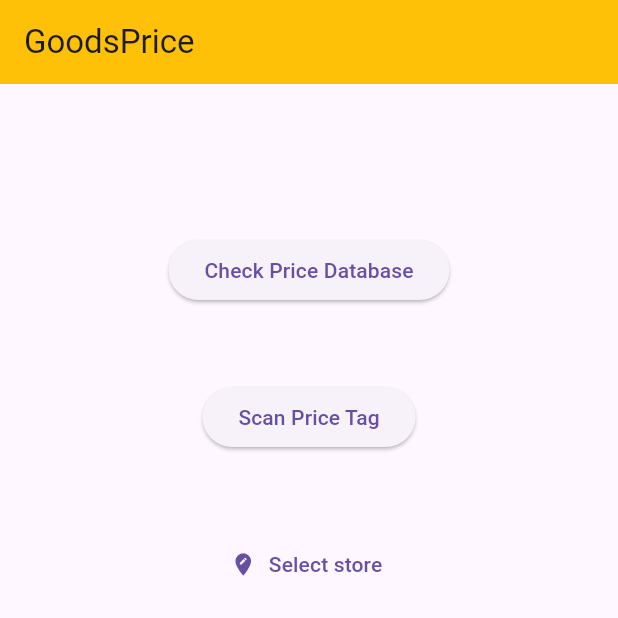
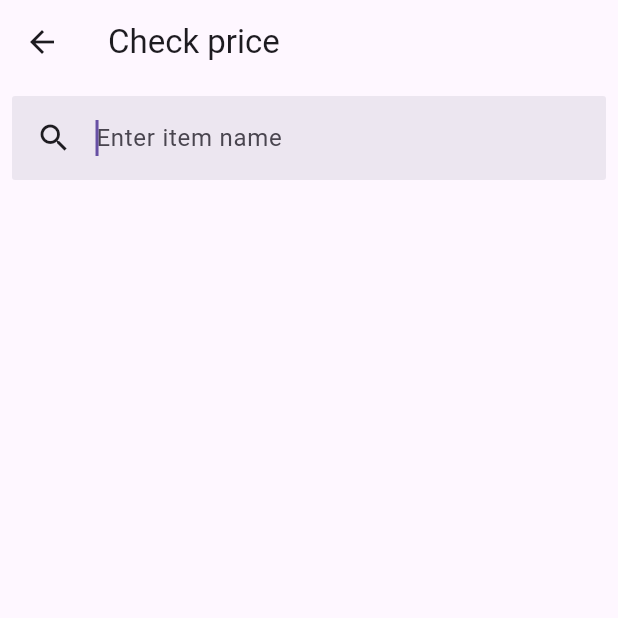
Before and after one commit to hkyee/Goodsprice, a Flutter app: the screen it shows after launch, after a tap on "Check Price Database", on a phone screen of 412 x 824 dp, the top half of it. Run offline on Flutter 3.47's test engine with Material 3 defaults, Android fonts, the phone set to English and light mode, and no system bars; our stand-ins replace camera, image_picker, sqflite; missing offline and left inert: dart:ffi, google_mlkit_text_recognition, opencv_dart; accounts and stored records are empty.

Commit message:
Working 10 April 2025

```diff
--- /dev/null
+++ b/lib/constants/stores.dart
@@ -0,0 +1,7 @@
+final Map<String, String> Stores = {
+  '7 Eleven': '7eleven.png',
+  'NSK Trade City': 'NSK.jpg',
+  'KK Mart': 'KK_Mart.png',
+  '99 Speedmart': '99SM.png',
+  'Supervalue': 'supervalue.jpg'
+};
--- a/lib/main.dart
+++ b/lib/main.dart
@@ -3,8 +3,9 @@ import 'package:goodsprice/pages/scanResult.dart';
 import 'package:goodsprice/pages/home.dart';
 import 'package:goodsprice/pages/storeSelector.dart';
 import 'package:goodsprice/pages/livescan.dart';
-
+import 'package:goodsprice/services/databaseHelper.dart';
 import 'package:camera/camera.dart';
+import 'package:goodsprice/pages/checkPrice.dart';
 
 Future<void> main() async {
   // Ensure that plugin services are initialized so that `availableCameras()`
@@ -13,6 +14,9 @@ Future<void> main() async {
 
   // Obtain a list of the available cameras on the device.
   final cameras = await availableCameras();
+
+  // Initialize the database
+  await DatabaseHelper.instance.database; // this will initialize the db
 
   // Get a specific camera from the list of available cameras.
   final firstCamera = cameras.first;
@@ -33,6 +37,7 @@ class MyApp extends StatelessWidget {
         '/camera': (BuildContext context) => cameraScreen(camera: firstCamera),
         '/storeSelector': (BuildContext context) => storeSelector(),
         '/result': (BuildContext context) => scanResult(),
+        '/checkPrice': (BuildContext context) => checkPrice(),
       },
     );
   }
--- a/lib/models/7eleven.dart
+++ b/lib/models/7eleven.dart
@@ -184,7 +184,8 @@ String extractItemName(List<String> texts, List<TextBlock> textBlocks,
   String itemName =
       potentialItemNames.map((block) => block.text.trim()).join(' ');
 
-  String filteredItemName = itemName.replaceAll(RegExp(r'^\d+-\s*'), '');
+  String filteredItemName =
+      itemName.replaceAll(RegExp(r'^\d+-\s*'), '').replaceAll('\n', ' ');
   debugPrint("item name = ${filteredItemName}");
 
   return filteredItemName;
--- /dev/null
+++ b/lib/pages/checkPrice.dart
@@ -0,0 +1,136 @@
+import 'package:flutter/material.dart';
+import 'package:goodsprice/services/databaseHelper.dart';
+import 'package:sqflite/sqflite.dart';
+import 'package:path/path.dart';
+import 'package:goodsprice/constants/stores.dart';
+
+class checkPrice extends StatefulWidget {
+  const checkPrice({super.key});
+
+  @override
+  State<checkPrice> createState() => _checkPriceState();
+}
+
+class _checkPriceState extends State<checkPrice> {
+  List<Map<String, dynamic>>? _results;
+
+  // Function to obtain the item names and stores
+  Future<List<Map<String, dynamic>>> suggestionBuilder(String input) async {
+    final db = await DatabaseHelper.instance.database;
+    return await db.rawQuery('''
+        SELECT
+            item_name
+        FROM ItemNames
+        WHERE item_name LIKE ?
+      ''', ['%$input%']);
+  }
+
+  // FUnction to query the database of the item name, return a list of stores and price
+  Future<List<Map<String, dynamic>>> queryPriceData(String item_name) async {
+    final db = await DatabaseHelper.instance.database;
+    return await db.rawQuery('''
+        SELECT
+            StoreNames.store_name,
+            Price.price
+        FROM Price
+        JOIN StoreNames ON StoreNames.store_id = Price.store_id
+        JOIN ItemNames ON ItemNames.item_id = Price.item_id
+        WHERE ItemNames.item_name LIKE ?
+      ''', ['%$item_name%']);
+  }
+
+  @override
+  Widget build(BuildContext context) {
+    return Scaffold(
+      appBar: AppBar(
+        title: Text("Check price"),
+      ),
+      body: Padding(
+        padding: const EdgeInsets.all(8.0),
+        child: Column(
+          children: [
+            SearchAnchor(
+              viewBackgroundColor: Colors.grey[200],
+              builder: (BuildContext context, SearchController controller) {
+                return SearchBar(
+                  controller: controller,
+                  padding: const WidgetStatePropertyAll<EdgeInsets>(
+                    EdgeInsets.symmetric(horizontal: 16.0),
+                  ),
+                  // When user taps on the search bar
+                  onTap: () {
+                    controller.openView();
+                  },
+                  // For showing and hiding suggestions
+                  onTapOutside: (_) {
+                    FocusScope.of(context).unfocus(); // Exit typing mode
+                  },
+
+                  // Called everytime when the text in the Search Bar changes
+                  onChanged: (_) {
+                    controller.openView();
+                  },
+                  // Called everytune when Enter is pressed
+                  onSubmitted: (_) {},
+
+                  leading: const Icon(Icons.search),
+                  hintText: "Enter item name",
+                  shape: WidgetStateProperty.all(
+                    RoundedRectangleBorder(
+                      borderRadius: BorderRadius.circular(2.0),
+                    ),
+                  ),
+                  autoFocus: true,
+                  elevation: MaterialStateProperty.all(0),
+                );
+              },
+              suggestionsBuilder:
+                  (BuildContext context, SearchController controller) async {
+                final String input = controller.value.text;
+                List<Map<String, dynamic>> options =
+                    await suggestionBuilder(input);
+                return options.map(
+                  (option) {
+                    return ListTile(
+                      title: Text(option['item_name']),
+                      onTap: () async {
+                        controller.closeView(option['item_name']);
+                        List<Map<String, dynamic>> results =
+                            await queryPriceData(option['item_name']);
+                        setState(() {
+                          _results = results;
+                        });
+                      },
+                    );
+                  },
+                ).toList();
+              },
+            ),
+            _results != null && _results!.isNotEmpty
+                ? Expanded(
+                    child: ListView.builder(
+                      // [{'store_name' : XXX, 'price' : 0.1} , {}, {}]
+                      itemCount: _results!.length,
+                      itemBuilder: (context, index) {
+                        return Card(
+                          child: ListTile(
+                            onTap: () {},
+                            leading: SizedBox(
+                              width: 100,
+                              child: Image.asset(
+                                  "assets/${Stores[_results![index]["store_name"]]}"),
+                            ),
+                            title: Text(
+                                "RM    ${_results![index]["price"].toStringAsFixed(2)}"),
+                          ),
+                        );
+                      },
+                    ),
+                  )
+                : SizedBox(),
+          ],
+        ),
+      ),
+    );
+  }
+}
--- a/lib/pages/livescan.dart
+++ b/lib/pages/livescan.dart
@@ -72,9 +72,10 @@ class _CameraScreenState extends State<cameraScreen> {
   @override
   Widget build(BuildContext context) {
     final args =
-        ModalRoute.of(context)!.settings.arguments as Map<String, double>;
+        ModalRoute.of(context)!.settings.arguments as Map<String, dynamic>;
     double? scanBoxWidth = args['width'];
     double? scanBoxHeight = args['height'];
+    String storeName = args['storeName'];
     // Get screen width = 360
     double screenWidth = MediaQuery.of(context).size.width;
 
@@ -204,6 +205,7 @@ class _CameraScreenState extends State<cameraScreen> {
                                     'textBlocks': textBlocks,
                                     'imageRes': imageResCropped,
                                     'itemName': _extractedItemName,
+                                    'storeName': storeName,
                                   }, // Pass imagePath as an argument
                                 );
                               } catch (e) {
--- a/lib/pages/scanResult.dart
+++ b/lib/pages/scanResult.dart
@@ -1,9 +1,13 @@
+import 'dart:ffi';
+
 import 'package:flutter/material.dart';
 import 'dart:io';
 import 'package:google_mlkit_text_recognition/google_mlkit_text_recognition.dart';
 import 'package:goodsprice/models/7eleven.dart';
 import 'package:camera/camera.dart';
 import 'package:goodsprice/services/boxPainter.dart';
+import 'package:goodsprice/services/databaseHelper.dart';
+import 'package:sqflite/sqflite.dart';
 
 class scanResult extends StatefulWidget {
   const scanResult({super.key});
@@ -21,6 +25,34 @@ class _ScanresultState extends State<scanResult> {
 
   // Function to edit item name
   void _editItemName() {
+    // Function to get similar results using FTS5
+    Future<List<Map<String, dynamic>>> getSimilarResult(
+        String scanned_item_name) async {
+      final db = await DatabaseHelper.instance.database;
+      return await db.rawQuery('''
+        SELECT
+            item_name
+        FROM ItemNames
+        WHERE item_name MATCH ?
+      ''', ['%$scanned_item_name%']);
+    }
+
+    // showDialog(
+    //   context: context,
+    //   builder: (context) {
+    //     return AlertDialog(
+    //       title: Text("Did you mean this?"),
+    //       content: Text(getSimilarResult),
+    //       actions: [
+    //         TextButton(
+    //           onPressed: () {},
+    //           child: Text("No"),
+    //         ),
+    //       ],
+    //     );
+    //   },
+    // );
+
     TextEditingController controller =
         TextEditingController(text: _extractedItemName);
 
@@ -105,6 +137,41 @@ class _ScanresultState extends State<scanResult> {
     );
   }
 
+  // Function to update database
+  Future<void> updateDatabase(
+      String extractedItemName, String extractedPrice, String storeName) async {
+    // A inner function to get ID
+    Future<int?> getIdFromName(Database db, String tableName, String columnId,
+        String columnName, String name) async {
+      List<Map<String, dynamic>> rows = await db.rawQuery('''
+    SELECT $columnId FROM $tableName WHERE $columnName = ?
+  ''', [name]);
+
+      return rows.isNotEmpty ? rows.first[columnId] as int : null;
+    }
+
+    final db = await DatabaseHelper.instance.database;
+    // Update itemName
+    await db.execute('''
+      INSERT OR IGNORE INTO ItemNames (item_name) VALUES ("$extractedItemName")
+      ''');
+    // Update storeName
+    await db.execute('''
+      INSERT OR IGNORE INTO StoreNames (store_name) VALUES ("$storeName")
+      ''');
+
+    // Update Price
+    int? itemId = await getIdFromName(
+        db, "ItemNames", "item_id", "item_name", extractedItemName);
+    // debugPrint("ITEM ID = $itemId");
+    int? storeId = await getIdFromName(
+        db, "StoreNames", "store_id", "store_name", storeName);
+    // debugPrint("STORE ID = $storeId");
+    await db.execute('''
+      INSERT OR REPLACE INTO Price (item_id, store_id, price) VALUES (?, ?, ?)
+      ''', [itemId, storeId, extractedPrice]);
+  }
+
   // Function END
 
   @override
@@ -138,6 +205,7 @@ class _ScanresultState extends State<scanResult> {
     Rect priceTagBox = args['priceTagBox'];
     List<TextBlock> textBlocks = args['textBlocks'];
     List<int> imageRes = args['imageRes'];
+    String storeName = args['storeName'];
 
     return Scaffold(
       appBar: AppBar(
@@ -161,8 +229,7 @@ class _ScanresultState extends State<scanResult> {
                     return SizedBox(
                       // Set dimensions of the image
                       width: constraints.maxWidth,
-                        height:
-                            imageRes[0] * constraints.maxWidth / imageRes[1],
+                      height: imageRes[0] * constraints.maxWidth / imageRes[1],
                       // BoxFit.contain = Ensure all of the image fit the box
                       // BoxFit.cover = The image might be cropped to cover the specified height
                       child: Image.file(File(imagePath), fit: BoxFit.contain),
@@ -250,9 +317,26 @@ class _ScanresultState extends State<scanResult> {
                   ),
                 ),
               ],
+            ),
+            SizedBox(
+              height: 10.0,
+            ),
+            ElevatedButton(
+              onPressed: () async {
+                updateDatabase(_extractedItemName, _extractedPrice, storeName);
+                final snackBar = SnackBar(
+                  content: const Text('Successfully submitted!'),
+                );
+                ScaffoldMessenger.of(context).showSnackBar(snackBar);
+              },
+              child: Text("Submit"),
+              style: ButtonStyle(
+                backgroundColor: MaterialStateProperty.all<Color>(Colors.amber),
+              ),
             )
           ],
         ),
-        ));
+      ),
+    );
   }
 }
--- /dev/null
+++ b/lib/services/databaseHelper.dart
@@ -0,0 +1,102 @@
+import 'package:flutter/material.dart';
+import 'package:sqflite/sqflite.dart';
+import 'package:path/path.dart';
+
+class DatabaseHelper {
+  static final _databaseName = "goodsPriceDB.db";
+  static final _databaseVersion = 1;
+
+  // make this a singleton class
+  DatabaseHelper._privateConstructor();
+  static final DatabaseHelper instance = DatabaseHelper._privateConstructor();
+
+  // only have a single app-wide reference to the database
+  static Database? _database;
+  Future<Database> get database async {
+    if (_database != null) return _database!;
+    _database = await _initDatabase();
+    return _database!;
+  }
+
+  // this opens the database (and creates it if it doesn't exist)
+  _initDatabase() async {
+    // String path = join(await getDatabasesPath(), _databaseName);
+    // /data/user/0/com.example.goodsprice/databases/myDatabase.db
+
+    String path = join("/sdcard/Download/", _databaseName);
+    // debugPrint("Path : $path");
+
+    // MUST DELETE OLD DATABASE OR ELSE IT WONT UPDATE
+    return openDatabase(path, version: _databaseVersion,
+        onConfigure: (db) async {
+      await db.execute('PRAGMA foreign_keys = ON');
+    }, onCreate: (db, version) async {
+      await db.execute('''
+          CREATE TABLE StoreNames (
+            store_id INTEGER PRIMARY KEY,
+            store_name TEXT UNIQUE COLLATE NOCASE NOT NULL
+          )
+          ''');
+      debugPrint("StoreNames table created");
+      await db.execute('''
+          CREATE TABLE ItemNames (
+            item_id INTEGER PRIMARY KEY,
+            item_name TEXT UNIQUE COLLATE NOCASE NOT NULL
+          )
+          ''');
+      debugPrint("ItemNames table created");
+      await db.execute('''
+         CREATE TABLE Price (
+            item_id INTEGER NOT NULL,
+            store_id INTEGER NOT NULL,
+            price REAL NOT NULL,
+            FOREIGN KEY (item_id) REFERENCES ItemNames(item_id),
+            FOREIGN KEY (store_id) REFERENCES StoreNames(store_id)
+          )
+          ''');
+      debugPrint("Price table created");
+      await db.execute('''
+         CREATE UNIQUE INDEX itemStores ON Price (item_id, store_id)
+          ''');
+      debugPrint("Unique Index created");
+    });
+  }
+}
+// EXAMPLE FOR Finances
+// CREATE TABLE users (id INTEGER PRIMARY KEY AUTOINCREMENT NOT NULL, username TEXT NOT NULL, hash TEXT NOT NULL, cash NUMERIC NOT NULL DEFAULT 10000.00);
+// CREATE TABLE sqlite_sequence(name,seq);
+// CREATE UNIQUE INDEX username ON users (username);
+// CREATE TABLE stocks (id INTEGER PRIMARY KEY NOT NULL, symbol TEXT UNIQUE COLLATE NOCASE NOT NULL);
+// CREATE TABLE usershares (users_id INTEGER NOT NULL, stocks_id INTEGER
+// NOT NULL, shares INTEGER NOT NULL, FOREIGN KEY (users_id) REFERENCES users(id) ON DELETE CASCADE, FOREIGN KEY (stocks_id) REFERENCES stocks(id) ON DELETE CASCADE );
+// // CREATE UNIQUE INDEX userstocks ON usershares (users_id, stocks_id);
+// CREATE INDEX stockssymbol ON stocks(symbol);
+// CREATE INDEX usershares_users_id ON usershares(users_id);
+// CREATE INDEX usershares_stocks_id ON usershares(stocks_id);
+// CREATE TABLE sells (users_id INTEGER NOT NULL, stocks_id INTEGER NOT NULL, shares INTEGER NOT NULL, price REAL NOT NULL, time TEXT NOT NULL, FOREIGN KEY (users_id) REFERENCES users(id) ON DELETE CASCADE, FOREIGN KEY (stocks_id) REFERENCES stocks(id) ON DELETE CASCADE);
+// CREATE TABLE purchases (users_id INTEGER NOT NULL, stocks_id INTEGER NOT NULL, shares INTEGER NOT NULL, price REAL NOT NULL, time TEXT NOT NULL, FOREIGN KEY (users_id) REFERENCES users(id) ON DELETE CASCADE, FOREIGN KEY (stocks_id) REFERENCES stocks(id) ON DELETE CASCADE);
+
+// // Insert
+// Future<int> insert(Map<String, dynamic> row) async {
+//   Database db = await instance.database;
+//   return await db.insert(table, row);
+// }
+
+// // Query all
+// Future<List<Map<String, dynamic>>> queryAllRows() async {
+//   Database db = await instance.database;
+//   return await db.query(table);
+// }
+
+// // Update
+// Future<int> update(Map<String, dynamic> row) async {
+//   Database db = await instance.database;
+//   int id = row[columnId];
+//   return await db.update(table, row, where: '$columnId = ?', whereArgs: [id]);
+// }
+
+// // Delete
+// Future<int> delete(int id) async {
+//   Database db = await instance.database;
+//   return await db.delete(table, where: '$columnId = ?', whereArgs: [id]);
+// }
--- a/pubspec.yaml
+++ b/pubspec.yaml
@@ -36,6 +36,7 @@ dependencies:
   image: ^4.5.4
   path_provider: ^2.1.5
   opencv_dart: ^1.4.1
+  sqflite: ^2.4.2
 
 
   # The following adds the Cupertino Icons font to your application.
```
Also changed, not shown: lib/pages/home.dart (+8 -2 lines), lib/pages/storeSelector.dart (+10 -7 lines), pubspec.lock, 6 other files. Lines whose indentation alone changed are shown as unchanged.
